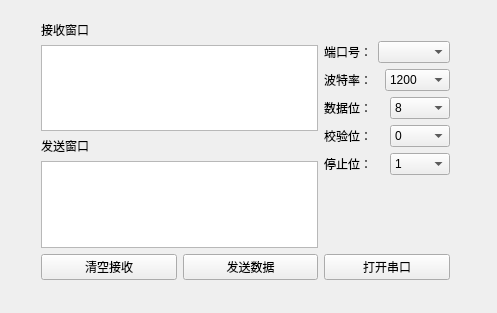
Above: mainwindow.ui from itwhy1994/Qt-SerialPort before the change. Below: the same form after it.
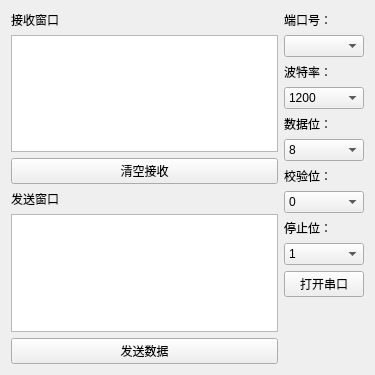
That is the form after the change.

The edit to the form file:
```diff
--- a/mainwindow.ui
+++ b/mainwindow.ui
@@ -6,34 +6,27 @@
    <rect>
     <x>0</x>
     <y>0</y>
-    <width>497</width>
-    <height>313</height>
+    <width>375</width>
+    <height>375</height>
    </rect>
   </property>
   <property name="sizePolicy">
    <sizepolicy hsizetype="Preferred" vsizetype="Preferred">
-    <horstretch>1</horstretch>
-    <verstretch>1</verstretch>
+    <horstretch>2</horstretch>
+    <verstretch>2</verstretch>
    </sizepolicy>
   </property>
   <property name="windowTitle">
    <string>Qt-SerialPort</string>
   </property>
   <widget class="QWidget" name="centralWidget">
-   <widget class="QWidget" name="layoutWidget">
-    <property name="geometry">
-     <rect>
-      <x>30</x>
-      <y>10</y>
-      <width>431</width>
-      <height>281</height>
-     </rect>
-    </property>
-    <layout class="QHBoxLayout" name="horizontalLayout_7">
+   <layout class="QHBoxLayout" name="horizontalLayout">
      <item>
-      <layout class="QVBoxLayout" name="verticalLayout">
+     <layout class="QHBoxLayout" name="horizontalLayout_9" stretch="6,1">
        <item>
-        <widget class="QLabel" name="label">
+       <layout class="QVBoxLayout" name="verticalLayout_4">
+        <item>
+         <widget class="QLabel" name="label_9">
          <property name="text">
           <string>接收窗口</string>
          </property>
@@ -43,24 +36,22 @@
         <widget class="QTextEdit" name="textEdit"/>
        </item>
        <item>
-        <widget class="QLabel" name="label_2">
-         <property name="text">
-          <string>发送窗口</string>
-         </property>
-        </widget>
-       </item>
-       <item>
-        <widget class="QTextEdit" name="textEdit_2"/>
-       </item>
-       <item>
-        <layout class="QHBoxLayout" name="horizontalLayout">
-         <item>
           <widget class="QPushButton" name="clearButton">
            <property name="text">
             <string>清空接收</string>
            </property>
           </widget>
          </item>
+        <item>
+         <widget class="QLabel" name="label_10">
+          <property name="text">
+           <string>发送窗口</string>
+          </property>
+         </widget>
+        </item>
+        <item>
+         <widget class="QTextEdit" name="textEdit_2"/>
+        </item>
          <item>
           <widget class="QPushButton" name="sendButton">
            <property name="text">
@@ -70,23 +61,10 @@
          </item>
         </layout>
        </item>
-      </layout>
-     </item>
      <item>
-      <layout class="QVBoxLayout" name="verticalLayout_2">
+       <layout class="QVBoxLayout" name="verticalLayout_5">
        <item>
-        <layout class="QVBoxLayout" name="verticalLayout_3">
-         <item>
-          <widget class="QLabel" name="label_8">
-           <property name="text">
-            <string/>
-           </property>
-          </widget>
-         </item>
-         <item>
-          <layout class="QHBoxLayout" name="horizontalLayout_2">
-           <item>
-            <widget class="QLabel" name="label_3">
+         <widget class="QLabel" name="label_11">
              <property name="text">
               <string>端口号：</string>
              </property>
@@ -95,12 +73,8 @@
            <item>
             <widget class="QComboBox" name="PortBox"/>
            </item>
-          </layout>
-         </item>
          <item>
-          <layout class="QHBoxLayout" name="horizontalLayout_3">
-           <item>
-            <widget class="QLabel" name="label_4">
+         <widget class="QLabel" name="label_13">
              <property name="text">
               <string>波特率：</string>
              </property>
@@ -135,12 +109,8 @@
              </item>
             </widget>
            </item>
-          </layout>
-         </item>
          <item>
-          <layout class="QHBoxLayout" name="horizontalLayout_4">
-           <item>
-            <widget class="QLabel" name="label_5">
+         <widget class="QLabel" name="label_15">
              <property name="text">
               <string>数据位：</string>
              </property>
@@ -155,12 +125,8 @@
              </item>
             </widget>
            </item>
-          </layout>
-         </item>
          <item>
-          <layout class="QHBoxLayout" name="horizontalLayout_5">
-           <item>
-            <widget class="QLabel" name="label_6">
+         <widget class="QLabel" name="label_14">
              <property name="text">
               <string>校验位：</string>
              </property>
@@ -175,12 +141,8 @@
              </item>
             </widget>
            </item>
-          </layout>
-         </item>
          <item>
-          <layout class="QHBoxLayout" name="horizontalLayout_6">
-           <item>
-            <widget class="QLabel" name="label_7">
+         <widget class="QLabel" name="label_12">
              <property name="text">
               <string>停止位：</string>
              </property>
@@ -200,9 +162,12 @@
              </item>
             </widget>
            </item>
-          </layout>
-         </item>
-        </layout>
+        <item>
+         <widget class="QPushButton" name="openButton">
+          <property name="text">
+           <string>打开串口</string>
+          </property>
+         </widget>
        </item>
        <item>
         <spacer name="verticalSpacer">
@@ -212,22 +177,18 @@
          <property name="sizeHint" stdset="0">
           <size>
            <width>20</width>
-           <height>68</height>
+            <height>40</height>
           </size>
          </property>
         </spacer>
        </item>
-       <item>
-        <widget class="QPushButton" name="openButton">
-         <property name="text">
-          <string>打开串口</string>
-         </property>
-        </widget>
+       </layout>
        </item>
       </layout>
      </item>
     </layout>
-   </widget>
+   <zorder>horizontalLayoutWidget</zorder>
+   <zorder>label_9</zorder>
   </widget>
  </widget>
  <layoutdefault spacing="6" margin="11"/>
```
Lines whose indentation alone changed are shown as unchanged.
